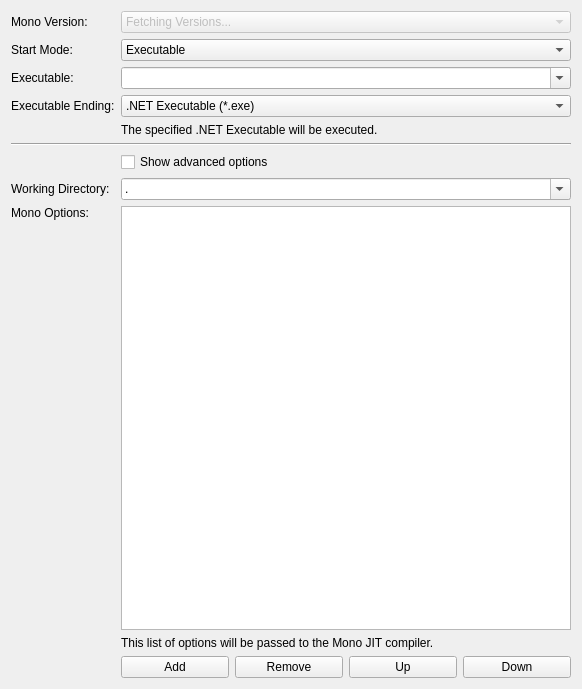
First picture: the form in src/brickv/plugin_system/plugins/red/ui/program_page_vbnet.ui, repository Tinkerforge/brickv, before the edit.
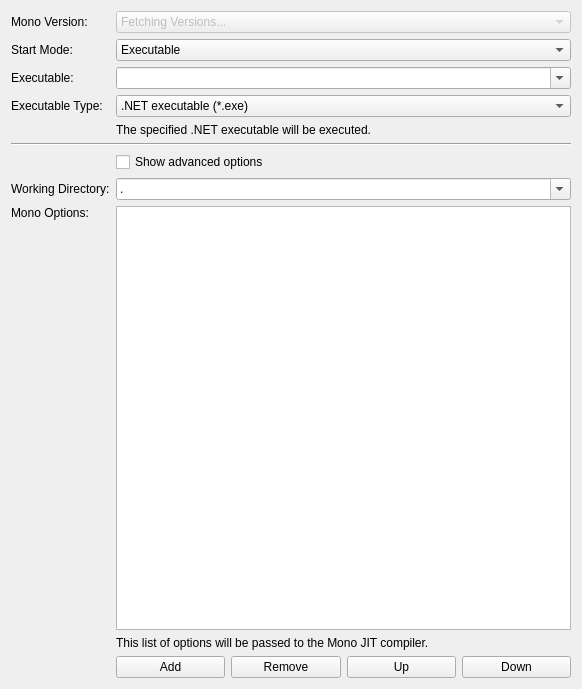
Second picture: the form after the edit. Custom widgets are drawn as their Qt base class.

```diff
--- a/src/brickv/plugin_system/plugins/red/ui/program_page_vbnet.ui
+++ b/src/brickv/plugin_system/plugins/red/ui/program_page_vbnet.ui
@@ -86,7 +86,7 @@
      <item row="4" column="1" colspan="4">
       <widget class="QLabel" name="label_script_file_help">
        <property name="text">
-        <string>The specified .NET Executable will be executed.</string>
+        <string>The specified .NET executable will be executed.</string>
        </property>
        <property name="wordWrap">
         <bool>true</bool>
@@ -192,7 +192,7 @@
        </item>
        <item>
         <property name="text">
-         <string>.NET Executable (*.exe)</string>
+         <string>.NET executable (*.exe)</string>
         </property>
        </item>
       </widget>
@@ -200,7 +200,7 @@
      <item row="3" column="0">
       <widget class="QLabel" name="label_script_file_ending">
        <property name="text">
-        <string>Executable Ending:</string>
+        <string>Executable Type:</string>
        </property>
       </widget>
      </item>
```
Left out of the diff: 14 changed lines with no effect on the pictures.
